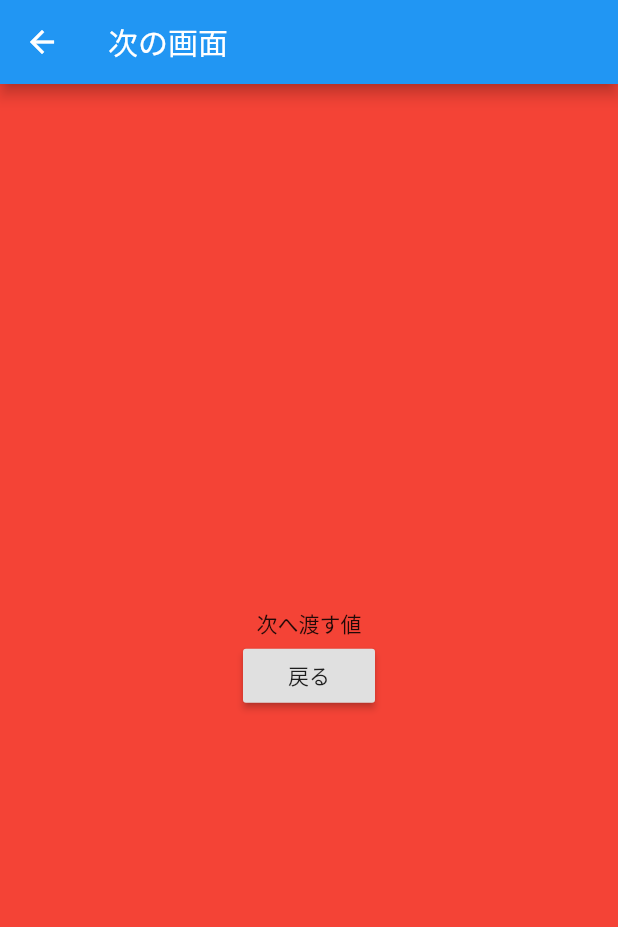
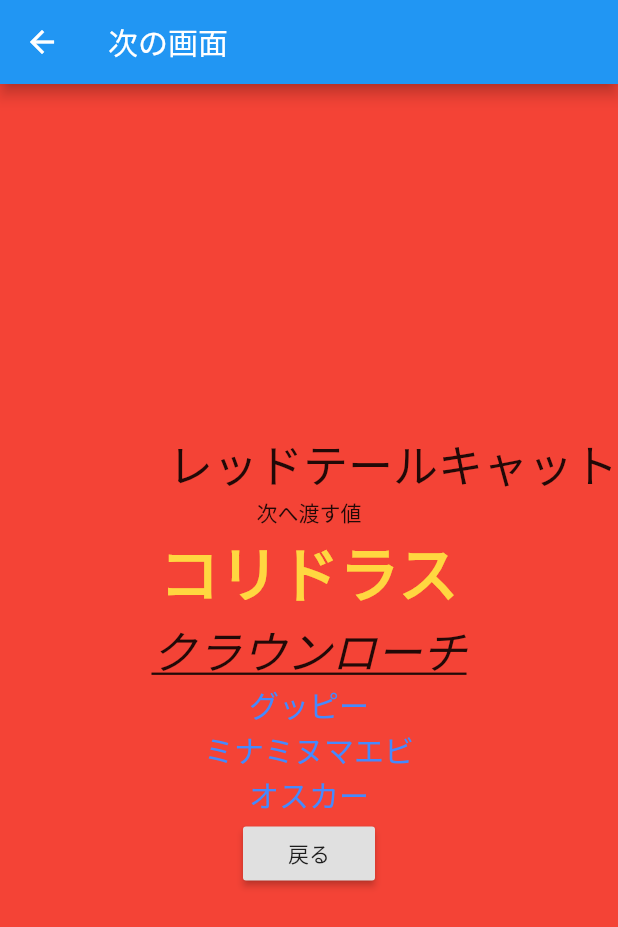
Before and after one commit to polysan/flutterMyApp, a Flutter app: the screen it shows after launch, after a tap on "次へ", on a phone screen of 412 x 824 dp. Shown: the top 927 px of the screen. Run offline on Flutter 3.47's test engine with Material 2 defaults, Android fonts, the phone set to English and light mode, and no system bars.

Commit message:
テキストスタイルの変更

```diff
--- a/lib/main.dart
+++ b/lib/main.dart
@@ -76,7 +76,7 @@ String text = '最初';
             // Image.network('https://flutter.github.io/assets-for-api-docs/assets/widgets/owl-2.jpg'),
             Text(text),
             RaisedButton (
-              child: Text('次へ'),
+              child: const Text('次へ'),
               onPressed: () async {
                 // 画面遷移する方法②
                 // Navigator.pushNamed(context, '/nextpage');
--- a/lib/next_page.dart
+++ b/lib/next_page.dart
@@ -16,10 +16,49 @@ class NextPage extends StatelessWidget {
         child: Column(
           mainAxisAlignment: MainAxisAlignment.center ,
           children: [
+            Container(
+              width: double.infinity,
+              child: const Text(
+                'レッドテールキャット',
+                // 文字の右寄せ（コンテナの中でwidth: double.infinityを指定しないと効かない？）
+                textAlign:  TextAlign.end,
+                  style: TextStyle(
+                    fontSize: 30
+                  ),
+              ),
+            ),
             Text(name),
+            // テキストのスタイルを変える
+            const Text('コリドラス',
+              style: TextStyle(
+                fontSize: 40,
+                color: Colors.amberAccent,
+                fontWeight: FontWeight.bold
+              )
+            ),
+            const Text('クラウンローチ',
+              style: TextStyle(
+                fontSize: 30,
+                fontStyle: FontStyle.italic,
+                decoration: TextDecoration.underline
+              )
+            ),
+            // 共通のスタイルを指定
+            DefaultTextStyle(
+                style: const TextStyle(
+                fontSize: 20, color: Colors.blueAccent
+              ),
+                child: Column(
+                  children: const [
+                    Text('グッピー'),
+                    Text('ミナミヌマエビ'),
+                    Text('オスカー'),
+                  ],
+                )
+            ),
             Center(
               child:RaisedButton (
-                child: Text('戻る'),
+                child: const Text('戻る'),
                 onPressed: (){
                   Navigator.pop(context,'戻す値aaaaaa');
                 },
```
Also changed, not shown: lib/third_page.dart (added).
